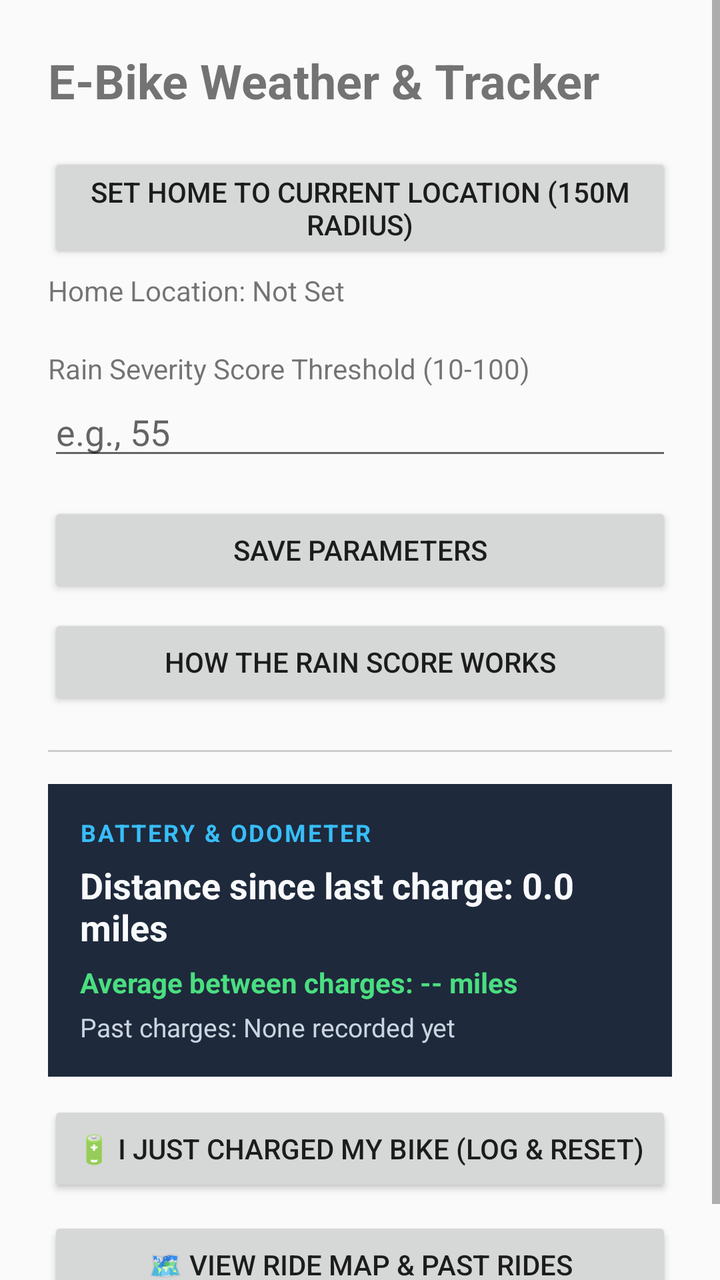
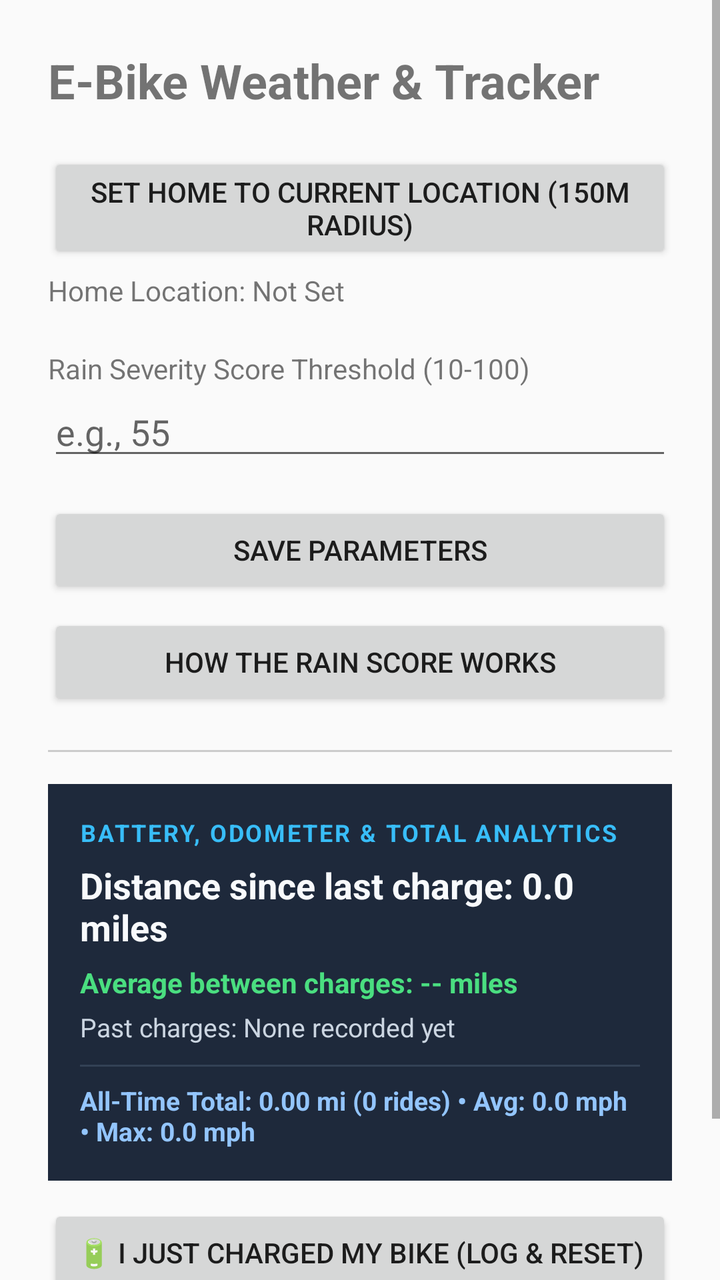

Compare the two renders of this Android layout. The source of the first and the diff that turns it into the second are given below.
<!-- AndroidManifest.xml: application theme Theme.AppCompat.DayNight -->
<!-- res/layout/activity_main.xml -->
<?xml version="1.0" encoding="utf-8"?>
<ScrollView xmlns:android="http://schemas.android.com/apk/res/android"
    android:layout_width="match_parent"
    android:layout_height="match_parent"
    android:fillViewport="true"
    android:fitsSystemWindows="true">

    <LinearLayout
        android:layout_width="match_parent"
        android:layout_height="wrap_content"
        android:orientation="vertical"
        android:padding="24dp">

        <TextView
            android:layout_width="wrap_content"
            android:layout_height="wrap_content"
            android:text="E-Bike Weather &amp; Tracker"
            android:textSize="24sp"
            android:textStyle="bold"
            android:layout_marginBottom="20dp" />

        <Button
            android:id="@+id/btnSetHome"
            android:layout_width="match_parent"
            android:layout_height="wrap_content"
            android:text="Set Home to Current Location (150m Radius)" />

        <TextView
            android:id="@+id/tvCurrentLocation"
            android:layout_width="match_parent"
            android:layout_height="wrap_content"
            android:text="Home Location: Not Set"
            android:layout_marginTop="4dp"
            android:layout_marginBottom="20dp" />

        <TextView
            android:layout_width="wrap_content"
            android:layout_height="wrap_content"
            android:text="Rain Severity Score Threshold (10-100)" />

        <EditText
            android:id="@+id/etPrecipProb"
            android:layout_width="match_parent"
            android:layout_height="wrap_content"
            android:inputType="number"
            android:hint="e.g., 55" />

        <Button
            android:id="@+id/btnSaveSettings"
            android:layout_width="match_parent"
            android:layout_height="wrap_content"
            android:layout_marginTop="16dp"
            android:text="Save Parameters" />

        <Button
            android:id="@+id/btnRainScoreExplanation"
            android:layout_width="match_parent"
            android:layout_height="wrap_content"
            android:layout_marginTop="8dp"
            android:text="How the Rain Score Works" />

        <View
            android:layout_width="match_parent"
            android:layout_height="1dp"
            android:background="#66888888"
            android:layout_marginTop="20dp"
            android:layout_marginBottom="16dp" />

        
        <LinearLayout
            android:layout_width="match_parent"
            android:layout_height="wrap_content"
            android:orientation="vertical"
            android:background="#1E293B"
            android:padding="16dp"
            android:layout_marginBottom="12dp">

            <TextView
                android:layout_width="wrap_content"
                android:layout_height="wrap_content"
                android:text="BATTERY &amp; ODOMETER"
                android:textColor="#38BDF8"
                android:textSize="12sp"
                android:textStyle="bold"
                android:letterSpacing="0.08" />

            <TextView
                android:id="@+id/tvOdometer"
                android:layout_width="match_parent"
                android:layout_height="wrap_content"
                android:layout_marginTop="6dp"
                android:text="Distance since last charge: 0.0 miles"
                android:textColor="#F8FAFC"
                android:textSize="18sp"
                android:textStyle="bold" />

            <TextView
                android:id="@+id/tvChargeAverage"
                android:layout_width="match_parent"
                android:layout_height="wrap_content"
                android:layout_marginTop="6dp"
                android:text="Average between charges: -- miles"
                android:textColor="#4ADE80"
                android:textSize="14sp"
                android:textStyle="bold" />

            <TextView
                android:id="@+id/tvChargeHistory"
                android:layout_width="match_parent"
                android:layout_height="wrap_content"
                android:layout_marginTop="4dp"
                android:text="Past charges: None recorded yet"
                android:textColor="#CBD5E1"
                android:textSize="13sp" />
        </LinearLayout>

        <Button
            android:id="@+id/btnResetOdometer"
            android:layout_width="match_parent"
            android:layout_height="wrap_content"
            android:text="🔋 I Just Charged My Bike (Log &amp; Reset)" />

        <Button
            android:id="@+id/btnViewRide"
            android:layout_width="match_parent"
            android:layout_height="wrap_content"
            android:layout_marginTop="10dp"
            android:text="🗺️ View Ride Map &amp; Past Rides" />

    </LinearLayout>
</ScrollView>
<!-- resources referenced by this layout -->
<resources>

</resources>

<!-- the commit's change to res/layout/activity_main.xml (unified diff, before → after) -->
@@ -78,7 +78,7 @@
             <TextView
                 android:layout_width="wrap_content"
                 android:layout_height="wrap_content"
-                android:text="BATTERY &amp; ODOMETER"
+                android:text="BATTERY, ODOMETER &amp; TOTAL ANALYTICS"
                 android:textColor="#38BDF8"
                 android:textSize="12sp"
                 android:textStyle="bold"
@@ -112,6 +112,22 @@
                 android:text="Past charges: None recorded yet"
                 android:textColor="#CBD5E1"
                 android:textSize="13sp" />
+
+            <View
+                android:layout_width="match_parent"
+                android:layout_height="1dp"
+                android:background="#334155"
+                android:layout_marginTop="10dp"
+                android:layout_marginBottom="8dp" />
+
+            <TextView
+                android:id="@+id/tvAllTimeAnalytics"
+                android:layout_width="match_parent"
+                android:layout_height="wrap_content"
+                android:text="All-Time Total: 0.00 mi (0 rides) • Avg: 0.0 mph • Max: 0.0 mph"
+                android:textColor="#93C5FD"
+                android:textSize="13sp"
+                android:textStyle="bold" />
         </LinearLayout>
 
         <Button
